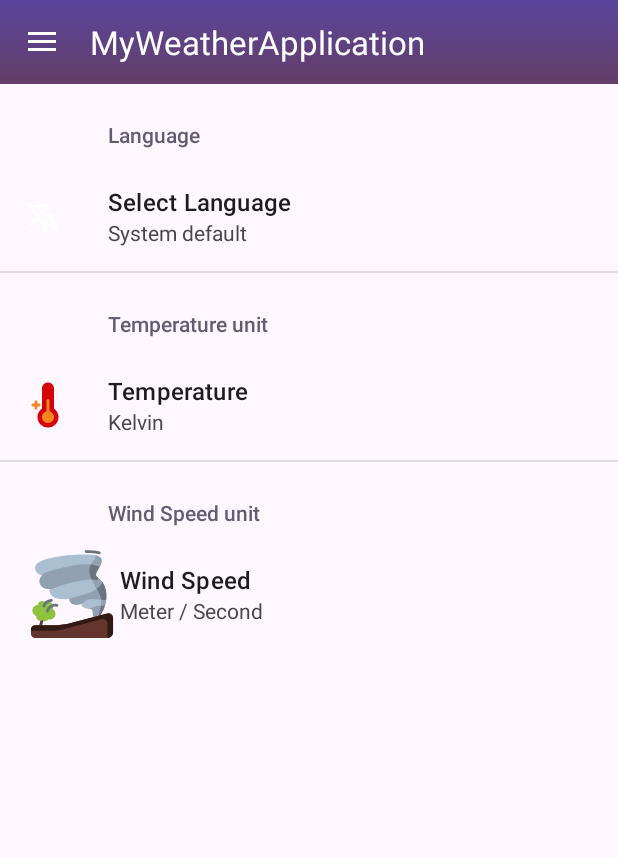
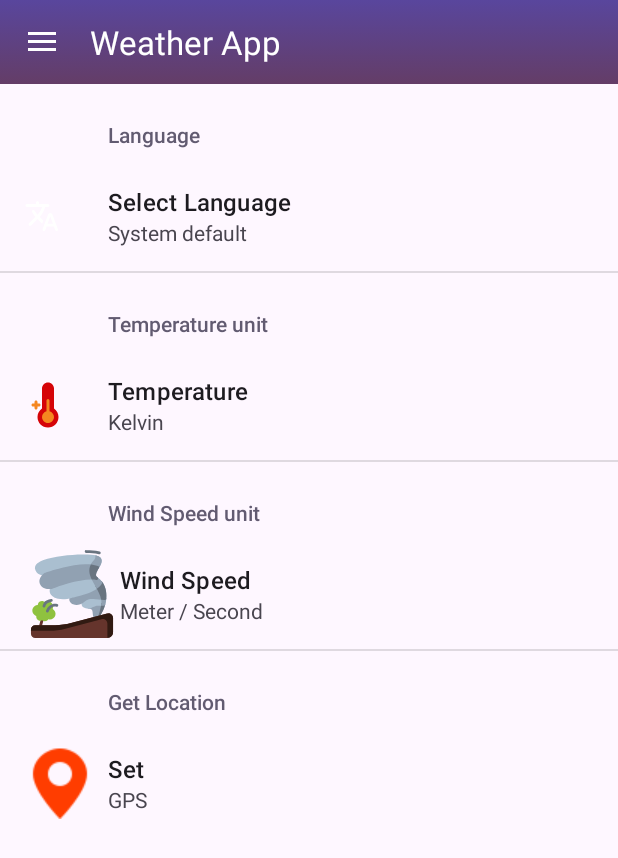
Before and after one commit to mohamedelghaish/MyWeatherApplication, an Android app: the screen it shows after launch (MainActivity), in the side drawer, after a tap on "Settings", on a phone screen of 412 x 824 dp. Shown: the top 858 px of the screen. Run offline under Robolectric (Android 15) with nearby library versions, the phone set to English and light mode, and no system bars; our stand-ins replace Room's generated code, androidx.preference; network calls fail; pictures from the network do not load; 1 statement that could not run was skipped.

Commit message:
add the implementation of choosing the location with map from settings

```diff
--- a/app/src/main/java/com/example/myweatherapplication/Const.kt
+++ b/app/src/main/java/com/example/myweatherapplication/Const.kt
@@ -7,6 +7,7 @@ class Const {
         var latitude: String = ""
         var tempUnit = "celsius"
         var windSpeedUnit = "M/S"
-        var notificationMethod = true
+        var location = ""
+
     }
 }
--- a/app/src/main/java/com/example/myweatherapplication/MainActivity.kt
+++ b/app/src/main/java/com/example/myweatherapplication/MainActivity.kt
@@ -160,7 +160,6 @@ class MainActivity : AppCompatActivity(), NavigationView.OnNavigationItemSelecte
                     super.onLocationResult(locationResult)
                     val location = locationResult.lastLocation
 
-
                     editor.putString("latitude",location?.latitude.toString())
                     editor.putString("longitude",location?.longitude.toString())
                     editor.apply()
--- a/app/src/main/java/com/example/myweatherapplication/home/view/HomeFragment.kt
+++ b/app/src/main/java/com/example/myweatherapplication/home/view/HomeFragment.kt
@@ -104,11 +104,14 @@ class HomeFragment : Fragment() {
         if (networkInfo==null){
            viewModel.getCurrentWeatherFromRoom()
         } else {
+            if (Const.location =="MAP"){
+
+                lifecycleScope.launch(Dispatchers.Main) {viewModel.getWeatherFromNetwork(Const.latitude,Const.longitude,Const.language) }
+
+            } else
             lifecycleScope.launch(Dispatchers.Main) {viewModel.getWeatherFromNetwork(lat,long,Const.language) }
         }
 
-
-        //lifecycleScope.launch(Dispatchers.Main) {viewModel.getWeatherFromNetwork(lat,long,"en") }
 
 
         lifecycleScope.launch {
--- a/app/src/main/java/com/example/myweatherapplication/settings/SettingsFragment.kt
+++ b/app/src/main/java/com/example/myweatherapplication/settings/SettingsFragment.kt
@@ -1,5 +1,6 @@
 package com.example.myweatherapplication.settings
 
+import android.content.Intent
 import android.content.SharedPreferences
 import android.content.res.Resources
 import android.os.Bundle
@@ -9,6 +10,8 @@ import androidx.preference.Preference
 import androidx.preference.PreferenceFragmentCompat
 import androidx.preference.PreferenceManager
 import com.example.myweatherapplication.Const
+import com.example.myweatherapplication.HomeMapsActivity
+//import com.example.myweatherapplication.HomeMapsActivity
 import com.example.myweatherapplication.MainActivity
 import com.example.myweatherapplication.R
 import java.util.Locale
@@ -45,6 +48,16 @@ class SettingsFragment : PreferenceFragmentCompat() {
             true
         }
 
+        val LocationPreference: ListPreference = findPreference("location_choose")!!
+        LocationPreference.setOnPreferenceChangeListener { _, location ->
+            Const.location = location as String
+            if (Const.location == "MAP"){
+                val intent = Intent(requireContext(), HomeMapsActivity::class.java)
+                startActivity(intent)
+            }
+            true
+        }
+
 
     }
 
--- a/app/src/main/res/layout/select_time.xml
+++ b/app/src/main/res/layout/select_time.xml
@@ -138,9 +138,9 @@
             android:layout_width="250dp"
             android:layout_height="wrap_content"
             android:layout_marginTop="10dp"
-            android:background="@drawable/background2"
             android:text="@string/alert_save_button"
-            android:textColor="@color/white"
+            style="@style/MyButtonStyle"
+            android:backgroundTint="@drawable/background2"
 
             app:layout_constraintEnd_toEndOf="parent"
             app:layout_constraintStart_toStartOf="parent"
--- a/app/src/main/res/values-night/themes.xml
+++ b/app/src/main/res/values-night/themes.xml
@@ -4,4 +4,13 @@
         <!-- Customize your dark theme here. -->
         <!-- <item name="colorPrimary">@color/my_dark_primary</item> -->
     </style>
+    <style name="MyButtonStyle" parent="Widget.AppCompat.Button">
+        <item name="android:background">@drawable/background2</item>
+        <item name="android:textColor">@color/white</item>
+        <!-- Add more attributes as needed -->
+    </style>
+
+    <style name="PreferenceScreenStyle">
+        <item name="android:background">@drawable/background</item>
+    </style>
 </resources>
--- a/app/src/main/res/values/strings.xml
+++ b/app/src/main/res/values/strings.xml
@@ -1,5 +1,5 @@
 <resources>
-    <string name="app_name">MyWeatherApplication</string>
+    <string name="app_name">Weather App</string>
     <string name="open_nav">Open Navigation Drawer</string>
     <string name="close_nav">Close Navigation Drawer</string>
 
@@ -114,6 +114,9 @@
     <string name="cloud_info">0%</string>
     <string name="pressure_info">0</string>
     <string name="_18">18%</string>
+    <string name="get_location">Get Location</string>
+    <string name="set">Set</string>
+    <string name="title_activity_home_maps">Home MAp</string>
 
 
     <string-array name="pref_notification">
@@ -160,4 +163,15 @@
         <item>M/H</item>
     </string-array>
 
+    <string-array name="pref_location_names">
+        <item>@string/location_gps</item>
+        <item>@string/location_map</item>
+    </string-array>
+
+    <string-array name="pref_location_codes">
+        <item>GPS</item>
+        <item>MAP</item>
+    </string-array>
+<!--    <string name="title_activity_home_maps">HomeMapsActivity</string>-->
+
 </resources>
--- a/app/src/main/res/values/themes.xml
+++ b/app/src/main/res/values/themes.xml
@@ -8,6 +8,12 @@
         <item name="android:background">@drawable/background</item>
     </style>
 
+    <style name="MyButtonStyle" parent="Widget.AppCompat.Button">
+        <item name="android:background">@drawable/background2</item>
+        <item name="android:textColor">@color/white</item>
+        <!-- Add more attributes as needed -->
+    </style>
+
 
     <style name="Theme.MyWeatherApplication" parent="Base.Theme.MyWeatherApplication" />
 
--- a/app/src/main/res/xml/root_preferences.xml
+++ b/app/src/main/res/xml/root_preferences.xml
@@ -40,4 +40,16 @@
             android:title="@string/wind_speed" />
     </PreferenceCategory>
 
+
+    <PreferenceCategory android:title="@string/get_location">
+        <ListPreference
+            android:defaultValue="GPS"
+            android:entries="@array/pref_location_names"
+            android:entryValues="@array/pref_location_codes"
+            android:icon="@drawable/iclocation"
+            android:key="location_choose"
+            android:summary="%s"
+            android:title="@string/set" />
+    </PreferenceCategory>
+
 </PreferenceScreen>
```
Also changed, not shown: app/src/main/AndroidManifest.xml (+13 -7 lines), app/src/main/java/com/example/myweatherapplication/HomeMapsActivity.kt (added, +163 -0 lines), app/src/main/java/com/example/myweatherapplication/alert/view/AlarmNotify.kt (renamed from app/src/main/java/com/example/myweatherapplication/AlarmNotify.kt, +8 -4 lines), app/src/main/java/com/example/myweatherapplication/alert/view/AlertFragment.kt (+8 -3 lines), app/src/main/res/layout/activity_home_maps.xml (added, +9 -0 lines), app/src/main/res/drawable/iclocation.png (added), app/src/main/res/drawable/logo.png (added), 2 other files.
